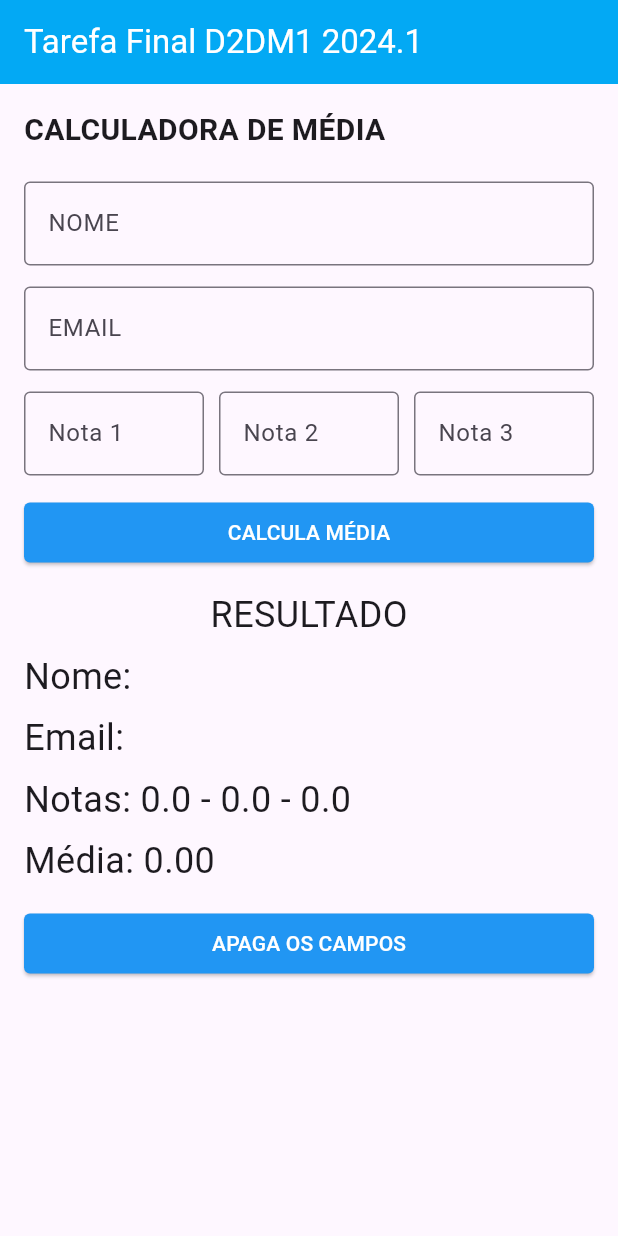
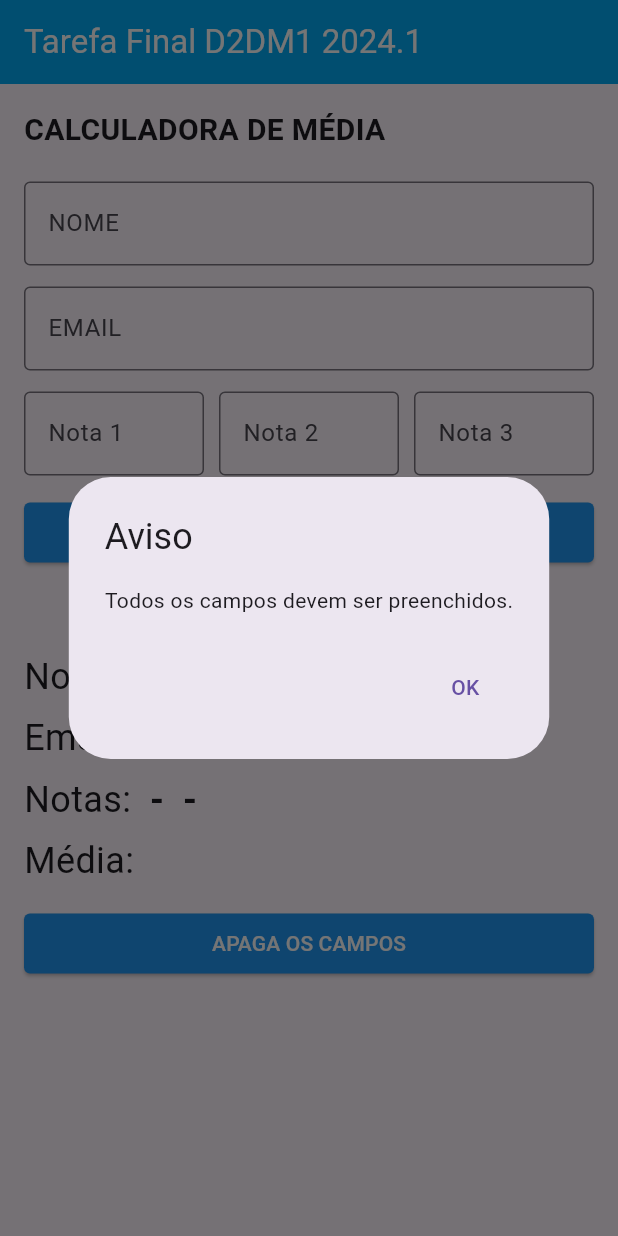
Before and after one commit to Rodorush/Calculadora-de-M-dia, a Flutter app: the screen it shows after launch, after a tap on "CALCULA MÉDIA", on a phone screen of 412 x 824 dp. Run offline on Flutter 3.47's test engine with Material 3 defaults, Android fonts, the phone set to English and light mode, and no system bars.

Commit message:
Refatorações finais
• Validando entradas
• Otimizando setState na limpeza dos dados
• Aplicando negrito nos resultados

```diff
--- a/lib/main.dart
+++ b/lib/main.dart
@@ -32,10 +32,26 @@ class _AverageCalculatorState extends State<AverageCalculator> {
   String average = '';
 
   void _calculateAverage() {
-    grade1 = double.tryParse(_grade1Controller.text) ?? 0;
-    grade2 = double.tryParse(_grade2Controller.text) ?? 0;
-    grade3 = double.tryParse(_grade3Controller.text) ?? 0;
-    double avg = ((grade1 ?? 0) + (grade2 ?? 0) + (grade3 ?? 0)) / 3;
+    if (_nameController.text.isEmpty ||
+        _emailController.text.isEmpty ||
+        _grade1Controller.text.isEmpty ||
+        _grade2Controller.text.isEmpty ||
+        _grade3Controller.text.isEmpty) {
+      _showWarningDialog("Todos os campos devem ser preenchidos.");
+      return;
+    }
+
+    if (!(_isGradeValid(_grade1Controller.text) &&
+        _isGradeValid(_grade2Controller.text) &&
+        _isGradeValid(_grade3Controller.text))) {
+      _showWarningDialog("Nota inválida");
+      return;
+    }
+
+    grade1 = double.parse(_grade1Controller.text);
+    grade2 = double.parse(_grade2Controller.text);
+    grade3 = double.parse(_grade3Controller.text);
+    double avg = (grade1! + grade2! + grade3!) / 3;
 
     setState(() {
       name = _nameController.text;
@@ -51,12 +67,13 @@ class _AverageCalculatorState extends State<AverageCalculator> {
     _grade2Controller.clear();
     _grade3Controller.clear();
 
+    name = '';
+    email = '';
+    grade1 = null;
+    grade2 = null;
+    grade3 = null;
+
     setState(() {
-      name = '';
-      email = '';
-      grade1 = null;
-      grade2 = null;
-      grade3 = null;
       average = '';
     });
   }
@@ -147,15 +164,49 @@ class _AverageCalculatorState extends State<AverageCalculator> {
               ),
             ),
             const SizedBox(height: 14),
-            const Center(child: Text('RESULTADO', style: TextStyle(fontSize: 24))),
+            const Center(
+                child: Text('RESULTADO',
+                    style:
+                        TextStyle(fontSize: 24, fontWeight: FontWeight.bold))),
             const SizedBox(height: 7),
-            Text('Nome: $name', style: const TextStyle(fontSize: 24)),
+            Row(
+              mainAxisAlignment: MainAxisAlignment.start,
+              children: <Widget>[
+                const Text('Nome: ', style: TextStyle(fontSize: 24)),
+                Text(name,
+                    style: const TextStyle(
+                        fontSize: 24, fontWeight: FontWeight.bold)),
+              ],
+            ),
             const SizedBox(height: 7),
-            Text('Email: $email', style: const TextStyle(fontSize: 24)),
+            Row(mainAxisAlignment: MainAxisAlignment.start, children: <Widget>[
+              const Text('Email: ', style: TextStyle(fontSize: 24)),
+              Text(email,
+                  style: const TextStyle(
+                      fontSize: 24, fontWeight: FontWeight.bold))
+            ]),
             const SizedBox(height: 7),
-            Text('Notas: ${grade1 ?? ''} - ${grade2 ?? ''} - ${grade3 ?? ''}', style: const TextStyle(fontSize: 24)),
+            Row(
+              mainAxisAlignment: MainAxisAlignment.start,
+              children: <Widget>[
+                const Text('Notas: ', style: TextStyle(fontSize: 24)),
+                Text(
+                  '${grade1 ?? ''} - ${grade2 ?? ''} - ${grade3 ?? ''}',
+                  style: const TextStyle(
+                      fontSize: 24, fontWeight: FontWeight.bold),
+                )
+              ],
+            ),
             const SizedBox(height: 7),
-            Text('Média: $average', style: const TextStyle(fontSize: 24)),
+            Row(
+              mainAxisAlignment: MainAxisAlignment.start,
+              children: <Widget>[
+                const Text('Média: ', style: TextStyle(fontSize: 24)),
+                Text(average,
+                    style: const TextStyle(
+                        fontSize: 24, fontWeight: FontWeight.bold)),
+              ],
+            ),
             const SizedBox(height: 14),
             SizedBox(
               width: double.infinity,
@@ -178,4 +229,29 @@ class _AverageCalculatorState extends State<AverageCalculator> {
       ),
     );
   }
+
+  void _showWarningDialog(String message) {
+    showDialog(
+      context: context,
+      builder: (BuildContext context) {
+        return AlertDialog(
+          title: const Text("Aviso"),
+          content: Text(message),
+          actions: <Widget>[
+            TextButton(
+              onPressed: () {
+                Navigator.of(context).pop();
+              },
+              child: const Text("OK"),
+            ),
+          ],
+        );
+      },
+    );
+  }
+
+  bool _isGradeValid(String value) {
+    double? grade = double.tryParse(value);
+    return grade != null && grade >= 0 && grade <= 10;
+  }
 }
```
